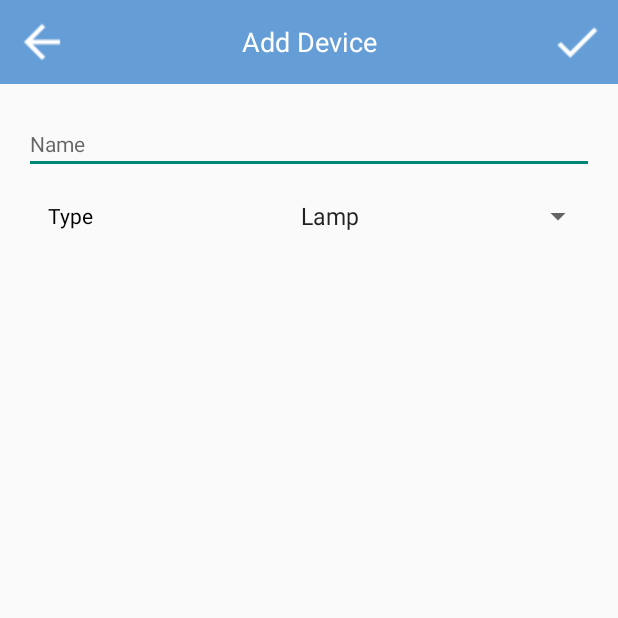
After one commit to cguzzetti/HCI-mobile, an Android app: the AddDevice screen opened directly, with no data from a screen before it, on a phone screen of 412 x 824 dp, the top half of it. The commit adds this screen. Run offline under Robolectric (Android 15) with nearby library versions, the phone set to English and light mode, and no system bars.

Commit message:
add device terminado

```diff
--- a/app/src/main/AndroidManifest.xml
+++ b/app/src/main/AndroidManifest.xml
@@ -17,10 +17,10 @@
                 <category android:name="android.intent.category.LAUNCHER" />
             </intent-filter>
         </activity>
-        <activity
-            android:name=".DevicesTab" />
+
         <activity
             android:name=".RoutinesActivity" />
+        <activity android:name=".device.AddDevice"/>
     </application>
 
 </manifest>
--- a/app/src/main/java/com/example/agusosimani/Homely/MainActivity.java
+++ b/app/src/main/java/com/example/agusosimani/Homely/MainActivity.java
@@ -1,13 +1,13 @@
 package com.example.agusosimani.Homely;
 
-import android.content.Intent;
 import android.os.Bundle;
 import android.support.annotation.NonNull;
 import android.support.design.widget.BottomNavigationView;
 import android.support.v4.app.Fragment;
 import android.support.v7.app.AppCompatActivity;
-import android.support.v7.widget.Toolbar;
 import android.view.MenuItem;
+
+import com.example.agusosimani.Homely.device.DevicesTab;
 
 public class MainActivity extends AppCompatActivity {
 
--- a/app/src/main/java/com/example/agusosimani/Homely/RoutinesActivity.java
+++ b/app/src/main/java/com/example/agusosimani/Homely/RoutinesActivity.java
@@ -6,6 +6,8 @@ import android.support.annotation.NonNull;
 import android.support.design.widget.BottomNavigationView;
 import android.support.v7.app.AppCompatActivity;
 import android.view.MenuItem;
+
+import com.example.agusosimani.Homely.device.DevicesTab;
 
 public class RoutinesActivity extends AppCompatActivity {
 
--- /dev/null
+++ b/app/src/main/java/com/example/agusosimani/Homely/device/AddDevice.java
@@ -0,0 +1,50 @@
+package com.example.agusosimani.Homely.device;
+
+import android.app.Activity;
+import android.os.Bundle;
+import android.view.View;
+import android.widget.AdapterView;
+import android.widget.ArrayAdapter;
+import android.widget.EditText;
+import android.widget.Spinner;
+
+import com.example.agusosimani.Homely.R;
+
+public class AddDevice extends Activity {
+    private static final String TAG = "AddDevice";
+    private static Spinner type;
+    private static ArrayAdapter typeAdapter;
+    private static EditText nameInput;
+    private String typeSelection;
+    @Override
+    protected void onCreate(Bundle savedInstanceState){
+        super.onCreate(savedInstanceState);
+        setContentView(R.layout.add_device);
+
+        setUpType();
+
+        nameInput = findViewById(R.id.name);
+    }
+
+
+    private void setUpType(){
+        type= findViewById(R.id.type);
+
+        typeAdapter = ArrayAdapter.createFromResource(this, R.array.types, android.R.layout.simple_spinner_item);
+        typeAdapter.setDropDownViewResource(android.R.layout.simple_spinner_dropdown_item);
+
+        type.setAdapter(typeAdapter);
+
+        type.setOnItemSelectedListener(new AdapterView.OnItemSelectedListener() {
+            @Override
+            public void onItemSelected(AdapterView<?> adapterView, View view, int i, long l) {
+                typeSelection = adapterView.getItemAtPosition(i).toString();
+            }
+
+            @Override
+            public void onNothingSelected(AdapterView<?> adapterView) {
+
+            }
+        });
+    }
+}
--- a/app/src/main/java/com/example/agusosimani/Homely/Device.java
+++ b/app/src/main/java/com/example/agusosimani/Homely/device/Device.java
@@ -1,4 +1,4 @@
-package com.example.agusosimani.Homely;
+package com.example.agusosimani.Homely.device;
 
 public class Device {
     private boolean on;
@@ -9,7 +9,9 @@ public class Device {
         this.name = name;
     }
 
-
+    public String toString(){
+        return name;
+    }
     public boolean isOn(){
         return on;
     }
--- a/app/src/main/java/com/example/agusosimani/Homely/DevicesArrayAdapter.java
+++ b/app/src/main/java/com/example/agusosimani/Homely/device/DevicesArrayAdapter.java
@@ -1,9 +1,6 @@
-package com.example.agusosimani.Homely;
+package com.example.agusosimani.Homely.device;
 
-import android.app.Activity;
 import android.content.Context;
-import android.media.Image;
-import android.util.Log;
 import android.view.LayoutInflater;
 import android.view.View;
 import android.view.ViewGroup;
@@ -12,10 +9,9 @@ import android.widget.ImageButton;
 import android.widget.Switch;
 import android.widget.TextView;
 
-import org.w3c.dom.Text;
+import com.example.agusosimani.Homely.R;
 
 import java.util.ArrayList;
-import java.util.List;
 
 public class DevicesArrayAdapter extends ArrayAdapter<Device> {
     private static final String TAG = "DevicesAdapter";
@@ -37,6 +33,7 @@ public class DevicesArrayAdapter extends ArrayAdapter<Device> {
             holder.nameTextView = (TextView) convertView.findViewById(R.id.name);
             holder.deleteBtnView = (ImageButton) convertView.findViewById(R.id.delete_btn);
             holder.editBtnView = (ImageButton) convertView.findViewById(R.id.edit_btn);
+            holder.switchView = (Switch) convertView.findViewById(R.id.status_switch);
             convertView.setTag(holder);
         }else{
             holder = (ViewHolder) convertView.getTag();
--- a/app/src/main/java/com/example/agusosimani/Homely/DevicesTab.java
+++ b/app/src/main/java/com/example/agusosimani/Homely/device/DevicesTab.java
@@ -1,17 +1,15 @@
-package com.example.agusosimani.Homely;
+package com.example.agusosimani.Homely.device;
 
 import android.content.Intent;
+import android.support.design.widget.FloatingActionButton;
 import android.support.v4.app.Fragment;
 import android.os.Bundle;
-import android.support.annotation.NonNull;
-import android.support.design.widget.BottomNavigationView;
-import android.support.v7.app.AppCompatActivity;
 import android.view.LayoutInflater;
-import android.view.MenuItem;
 import android.view.View;
 import android.view.ViewGroup;
-import android.widget.AdapterView;
 import android.widget.ListView;
+
+import com.example.agusosimani.Homely.R;
 
 import java.util.ArrayList;
 
@@ -21,15 +19,16 @@ public class DevicesTab extends Fragment{
     private ListView listView;
     static DevicesArrayAdapter adapter;
     private View view;
+    private FloatingActionButton addDevice;
 
     public DevicesTab(){
         super();
         devices = new ArrayList<>();
-        devices.add(new Device("dummy0",false));
-        devices.add(new Device("dummy1",false));
-        devices.add(new Device("dummy2",false));
-        devices.add(new Device("dummy3",false));
-        devices.add(new Device("dummy4",false));
+        devices.add(new Device("Dummy0",false));
+        devices.add(new Device("Dummy1",true));
+        devices.add(new Device("Dummy2",false));
+        devices.add(new Device("Dummy3",true));
+        devices.add(new Device("Dummy4",false));
 
     }
     @Override
@@ -49,6 +48,16 @@ public class DevicesTab extends Fragment{
     public View onCreateView(LayoutInflater inflater, ViewGroup container, Bundle savedInstanceState){
         view = inflater.inflate(R.layout.device_list, container, false );
 
+        addDevice = view.findViewById(R.id.add_device);
+
+        addDevice.setOnClickListener(new View.OnClickListener() {
+            @Override
+            public void onClick(View view) {
+                Intent intent = new Intent(view.getContext(), AddDevice.class);
+                startActivity(intent);
+            }
+        });
+
         return view;
     }
 
--- a/app/src/main/java/com/example/agusosimani/Homely/ViewHolder.java
+++ b/app/src/main/java/com/example/agusosimani/Homely/device/ViewHolder.java
@@ -1,4 +1,4 @@
-package com.example.agusosimani.Homely;
+package com.example.agusosimani.Homely.device;
 
 import android.widget.ImageView;
 import android.widget.Switch;
@@ -8,5 +8,5 @@ public class ViewHolder {
     public TextView nameTextView;
     public ImageView editBtnView;
     public ImageView deleteBtnView;
-   // public Switch  switchView;
+    public Switch  switchView;
 }
--- /dev/null
+++ b/app/src/main/res/layout/add_device.xml
@@ -0,0 +1,131 @@
+<?xml version="1.0" encoding="utf-8"?>
+<android.support.constraint.ConstraintLayout
+    xmlns:android="http://schemas.android.com/apk/res/android"
+    android:layout_width="match_parent"
+    android:layout_height="match_parent">
+
+    <android.support.constraint.ConstraintLayout
+        xmlns:android="http://schemas.android.com/apk/res/android"
+        xmlns:app="http://schemas.android.com/apk/res-auto"
+        android:id="@+id/constraintLayout"
+        android:layout_width="match_parent"
+        android:layout_height="match_parent">
+
+        <android.support.v7.widget.Toolbar
+            android:id="@+id/toolbar"
+            android:layout_width="match_parent"
+            android:layout_height="wrap_content"
+            android:background="@color/colorPrimary"
+            android:minHeight="?attr/actionBarSize"
+            app:contentInsetLeft="0dp"
+            app:contentInsetStart="0dp">
+
+            <LinearLayout
+                android:id="@+id/header"
+                android:layout_width="match_parent"
+                android:layout_height="match_parent"
+                android:orientation="horizontal"
+                android:weightSum="100">
+
+                <ImageButton
+                    android:id="@+id/back_arrow"
+                    android:layout_width="82dp"
+                    android:layout_height="match_parent"
+                    android:layout_weight="20"
+                    android:backgroundTint="@color/colorPrimary"
+                    android:src="@drawable/ic_backwards"
+                    android:tint="@android:color/background_light"
+                    app:layout_constraintStart_toStartOf="parent"
+                    app:layout_constraintTop_toTopOf="parent" />
+
+                <TextView
+                    android:id="@+id/ac_name"
+                    android:layout_width="382dp"
+                    android:layout_height="55dp"
+                    android:layout_weight="60"
+                    android:gravity="center_vertical|center_horizontal"
+                    android:text="@string/add_device"
+                    android:textAppearance="@style/TextAppearance.AppCompat"
+                    android:textColor="@android:color/background_light"
+                    android:textSize="@dimen/header" />
+
+                <ImageButton
+                    android:id="@+id/save"
+                    android:layout_width="82dp"
+                    android:layout_height="match_parent"
+                    android:layout_weight="20"
+                    android:backgroundTint="@color/colorPrimary"
+                    android:src="@drawable/ic_ok"
+                    android:tint="@android:color/background_light" />
+            </LinearLayout>
+        </android.support.v7.widget.Toolbar>
+
+        <TableLayout
+            android:id="@+id/table"
+            android:layout_width="match_parent"
+            android:layout_height="wrap_content"
+            android:stretchColumns="*"
+            android:weightSum="100"
+            app:layout_constraintTop_toBottomOf="@+id/toolbar">
+
+            <TableRow
+                android:id="@+id/table_row_name"
+                android:layout_width="match_parent"
+                android:layout_height="wrap_content"
+                android:layout_weight="1">
+
+
+                <EditText
+                    android:id="@+id/name"
+                    android:layout_width="match_parent"
+                    android:layout_height="match_parent"
+                    android:layout_marginLeft="@dimen/activity_horizontal_margin"
+                    android:layout_marginRight="@dimen/activity_horizontal_margin"
+                    android:ems="10"
+                    android:hint="@string/name"
+                    android:paddingTop="@dimen/name"
+                    android:textSize="14sp" />
+            </TableRow>
+
+            <TableRow
+                android:id="@+id/table_row_type"
+                android:layout_width="match_parent"
+                android:layout_height="match_parent"
+                android:layout_weight="10"
+                android:layout_marginTop="@dimen/activity_horizontal_margin"
+                >
+
+                <LinearLayout
+                    android:id="@+id/row2"
+                    android:layout_width="match_parent"
+                    android:layout_height="match_parent"
+                    android:layout_marginLeft="@dimen/activity_horizontal_margin"
+                    android:layout_marginRight="@dimen/activity_horizontal_margin"
+                    android:orientation="horizontal"
+                    android:weightSum="100">
+
+                    <TextView
+                        android:id="@+id/type_label"
+                        android:layout_width="match_parent"
+                        android:layout_height="match_parent"
+                        android:layout_weight="80"
+                        android:gravity="center_vertical"
+                        android:paddingLeft="@dimen/activity_horizontal_margin"
+                        android:text="@string/type"
+                        android:textColor="@android:color/background_dark" />
+
+                    <Spinner
+                        android:id="@+id/type"
+                        android:layout_width="match_parent"
+                        android:layout_height="match_parent"
+                        android:layout_weight="20"
+                        android:textAlignment="center"/>
+
+                </LinearLayout>
+            </TableRow>
+        </TableLayout>
+
+    </android.support.constraint.ConstraintLayout>
+
+
+</android.support.constraint.ConstraintLayout>
--- a/app/src/main/res/layout/device_list.xml
+++ b/app/src/main/res/layout/device_list.xml
@@ -5,7 +5,7 @@
     android:layout_height="match_parent"
     xmlns:app="http://schemas.android.com/apk/res-auto"
     android:orientation="vertical"
-    tools:context="com.example.agusosimani.Homely.DevicesTab">
+    tools:context="com.example.agusosimani.Homely.device.DevicesTab">
 
     <ListView
         android:id="@+id/list_view"
--- a/app/src/main/res/layout/list_view_item.xml
+++ b/app/src/main/res/layout/list_view_item.xml
@@ -3,30 +3,38 @@
     android:layout_width="match_parent"
     android:layout_height="match_parent"
     android:orientation="horizontal"
-    android:weightSum="100">
+    android:weightSum="137.5">
 
+    <!-- Ver cómo no hardcodear el paddingLeft-->
     <TextView
         android:id="@+id/name"
         android:text = "@string/device_name"
         android:layout_width="match_parent"
         android:layout_height="60dp"
         android:gravity="center_vertical"
-        android:layout_weight="25" />
+        android:paddingStart="16dp"
+        android:layout_weight="25"
+        android:textColor="@android:color/background_dark" />
 
     <ImageButton
         android:id="@+id/edit_btn"
         android:layout_width="match_parent"
         android:layout_height="60dp"
         android:layout_weight="37.5"
-        android:src="@drawable/ic_edit" />
+        android:src="@drawable/ic_edit"
+        android:tint="@color/icon" />
 
     <ImageButton
         android:id="@+id/delete_btn"
         android:layout_width="match_parent"
         android:layout_height="60dp"
         android:layout_weight="37.5"
-        android:src="@drawable/ic_delete">
-    </ImageButton>
+        android:src="@drawable/ic_delete"
+        android:tint="@color/icon" />
 
+    <Switch
+        android:id="@+id/status_switch"
+        android:layout_width="match_parent"
+        android:layout_height="60dp" />
 
 </LinearLayout>
--- a/app/src/main/res/values/colors.xml
+++ b/app/src/main/res/values/colors.xml
@@ -4,4 +4,5 @@
     <color name="colorPrimaryDark">#303F9F</color>
     <color name="colorAccent">#FF4081</color>
     <color name="skyBlue">#659DD7</color>
+    <color name="icon">#5c5b5b</color>
 </resources>
--- a/app/src/main/res/values/dimens.xml
+++ b/app/src/main/res/values/dimens.xml
@@ -2,4 +2,6 @@
     <!-- Default screen margins, per the Android Design guidelines. -->
     <dimen name="activity_horizontal_margin">16dp</dimen>
     <dimen name="activity_vertical_margin">16dp</dimen>
+    <dimen name ="header">18sp</dimen>
+    <dimen name="name">30sp</dimen>
 </resources>
--- a/app/src/main/res/values/strings.xml
+++ b/app/src/main/res/values/strings.xml
@@ -10,4 +10,18 @@
     <string name="action_settings">Settings</string>
     <string name="popup_menu_id">PopupMenu</string>
     <string name="device_name"> Devices</string>
+    <string name="add_device"> Add Device</string>
+    <string name="name"> Name </string>
+    <string name="type">Type</string>
+
+    <string-array name="types">
+        <item>Lamp</item>
+        <item>Door</item>
+        <item>Ac</item>
+        <item>Oven</item>
+        <item>Refrigerator</item>
+        <item>Timer</item>
+        <item>Blind</item>
+        <item>Alarm</item>
+    </string-array>
 </resources>
```
Also changed, not shown: app/src/main/java/com/example/agusosimani/Homely/HomeTab.java (+1 -9 lines), app/src/main/res/drawable/ic_backwards.png (added), app/src/main/res/drawable/ic_ok.png (added).
